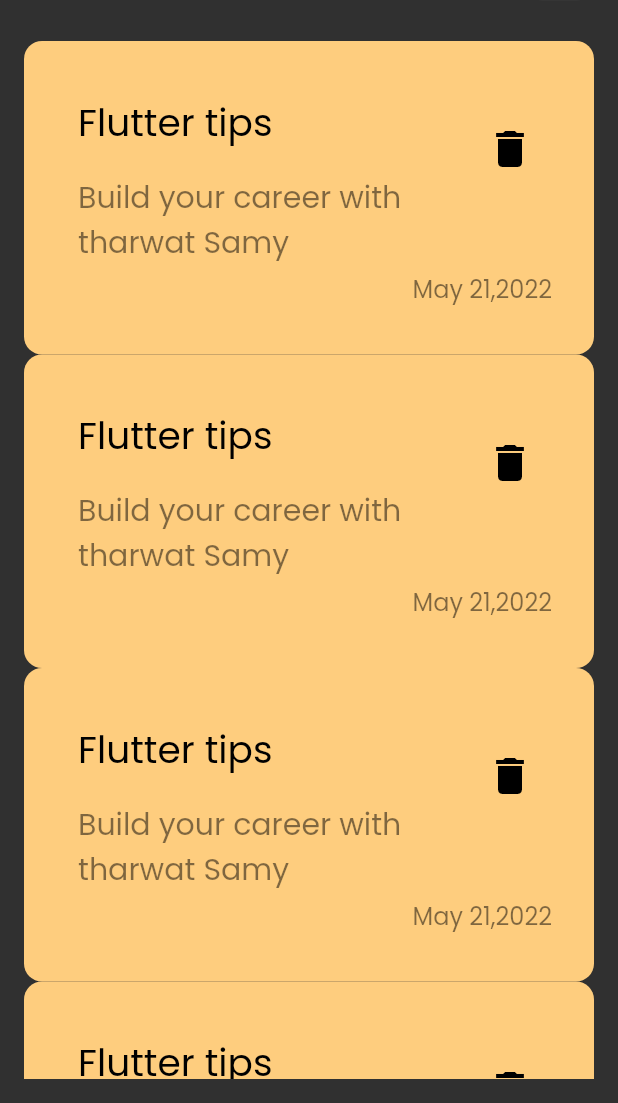
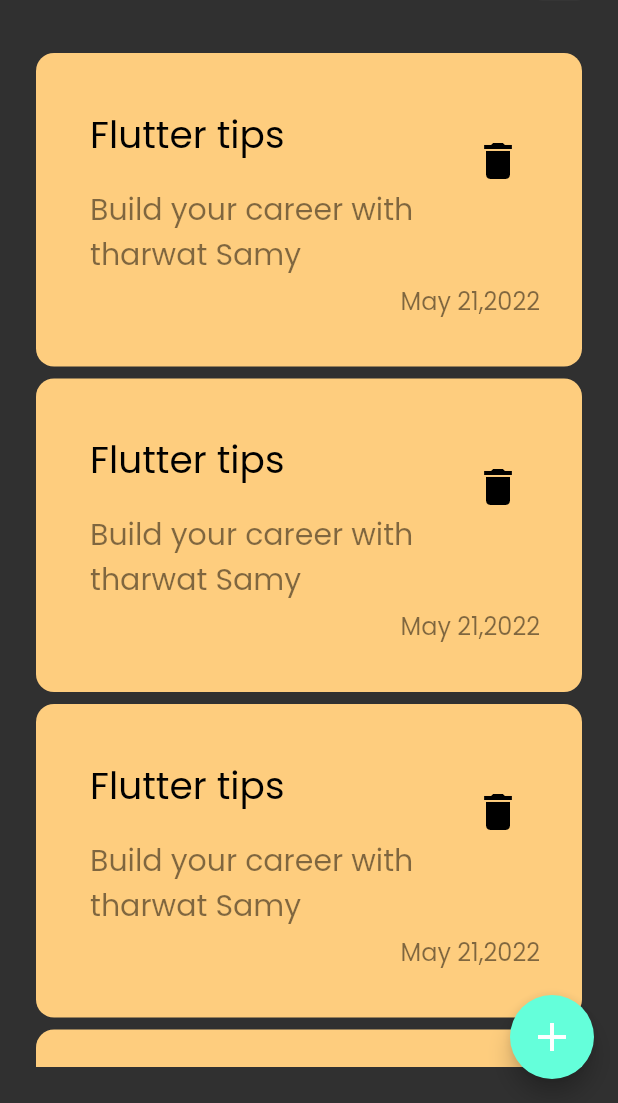
Before and after one commit to Mahmoud-Mohammed-Abd-elsamad/NOTES, a Flutter app: the screen it shows after launch, on a phone screen of 412 x 824 dp, the part 133-1236 px from its top. Run offline on Flutter 3.47's test engine with Material 2 defaults, Android fonts, the phone set to English and light mode, and no system bars; our stand-ins replace font_awesome_flutter.

Commit message:
Create Floating Action Button

```diff
--- a/lib/custom_widgets/notes_list_view.dart
+++ b/lib/custom_widgets/notes_list_view.dart
@@ -10,7 +10,10 @@ class NotesListView extends StatelessWidget {
     return  ListView.builder(
         padding: EdgeInsets.zero,
         itemBuilder: (context,index){
-      return NotesItem();
+      return Padding(
+        padding: const EdgeInsets.only(bottom: 8),
+        child: NotesItem(),
+      );
 
     });
   }
--- a/lib/views/notes_view.dart
+++ b/lib/views/notes_view.dart
@@ -9,12 +9,17 @@ class NotesView extends StatelessWidget {
   @override
   Widget build(BuildContext context) {
     return   Scaffold(
+      floatingActionButton: FloatingActionButton(onPressed: () {  },
+        child: Icon(Icons.add,color: Colors.white,size: 32,),),
       body:Padding(
         padding: EdgeInsets.all(16.0),
         child: Column(
           children: [
             CustomAppBar(),
-            Expanded(child: NotesListView(),
+            Expanded(child: Padding(
+              padding: const EdgeInsets.all(8.0),
+              child: NotesListView(),
+            ),
             )]
         ),
       ),
```
